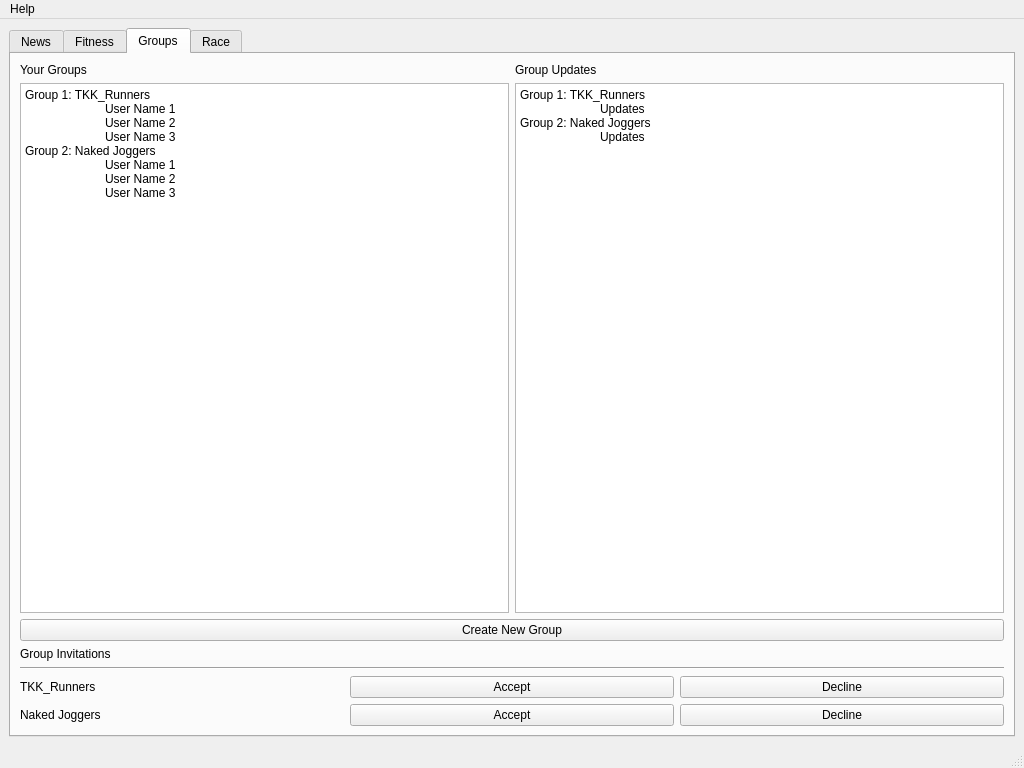
Qt form GUI/mainwindow.ui (jpvanhal/Social-Sports) before a commit.
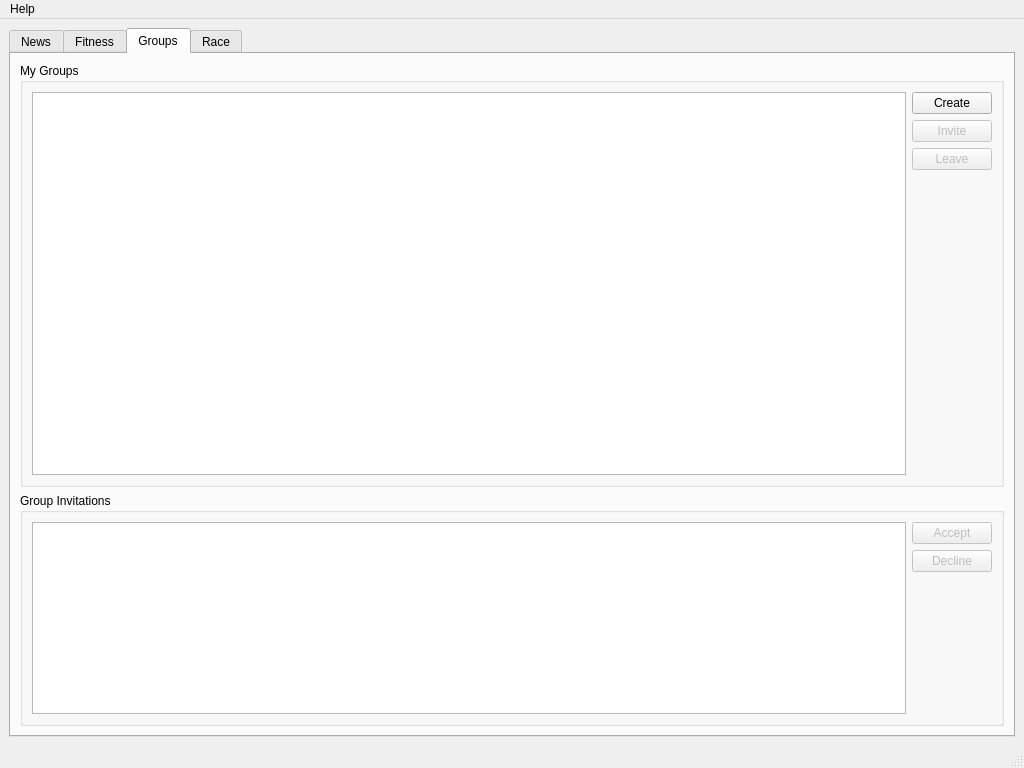
The same form after that commit. The open tabs and pages were chosen to show the change. Icons and pictures are not drawn.

Commit message: Refined groups tab, create group and invite people to group are still left to do... Also made the group/person selection in fitness tab a tree widget.

The edit to the form file:
```diff
--- a/GUI/mainwindow.ui
+++ b/GUI/mainwindow.ui
@@ -480,125 +480,134 @@
        <attribute name="title">
         <string>Groups</string>
        </attribute>
-       <layout class="QVBoxLayout" name="verticalLayout_9">
+       <layout class="QVBoxLayout" name="verticalLayout_15">
         <item>
-         <layout class="QHBoxLayout" name="horizontalLayout_2">
-          <item>
-           <layout class="QVBoxLayout" name="verticalLayout_7">
-            <item>
-             <widget class="QLabel" name="label_4">
-              <property name="text">
-               <string>Your Groups</string>
-              </property>
-             </widget>
-            </item>
-            <item>
-             <widget class="QPlainTextEdit" name="plainTextEdit_2">
-              <property name="plainText">
-               <string>Group 1: TKK_Runners
-	User Name 1
-	User Name 2
-	User Name 3
-Group 2: Naked Joggers
-	User Name 1
-	User Name 2
-	User Name 3
-		</string>
-              </property>
-             </widget>
-            </item>
-           </layout>
+         <widget class="QGroupBox" name="groupBox_2">
+          <property name="sizePolicy">
+           <sizepolicy hsizetype="Preferred" vsizetype="Expanding">
+            <horstretch>0</horstretch>
+            <verstretch>0</verstretch>
+           </sizepolicy>
+          </property>
+          <property name="title">
+           <string>My Groups</string>
+          </property>
+          <layout class="QHBoxLayout" name="horizontalLayout_9">
+           <item>
+            <widget class="QTreeWidget" name="treeWidgetGroups">
+             <attribute name="headerVisible">
+              <bool>false</bool>
+             </attribute>
+            </widget>
           </item>
           <item>
            <layout class="QVBoxLayout" name="verticalLayout_8">
             <item>
-             <widget class="QLabel" name="label_5">
+              <widget class="QPushButton" name="btnCreateGroup">
               <property name="text">
-               <string>Group Updates</string>
+                <string>Create</string>
               </property>
              </widget>
             </item>
             <item>
-             <widget class="QPlainTextEdit" name="plainTextEdit">
-              <property name="plainText">
-               <string>Group 1: TKK_Runners
-	Updates
-Group 2: Naked Joggers
-	Updates
-</string>
-              </property>
-             </widget>
-            </item>
-           </layout>
-          </item>
-         </layout>
-        </item>
+              <widget class="QPushButton" name="btnInviteToGroup">
+               <property name="enabled">
+                <bool>false</bool>
+               </property>
+               <property name="text">
+                <string>Invite</string>
+               </property>
+              </widget>
+             </item>
         <item>
-         <widget class="QPushButton" name="pushButton_5">
+              <widget class="QPushButton" name="btnLeaveGroup">
+               <property name="enabled">
+                <bool>false</bool>
+               </property>
           <property name="text">
-           <string>Create New Group</string>
+                <string>Leave</string>
           </property>
          </widget>
         </item>
         <item>
-         <widget class="QLabel" name="label_3">
-          <property name="text">
+              <spacer name="verticalSpacer_4">
+               <property name="orientation">
+                <enum>Qt::Vertical</enum>
+               </property>
+               <property name="sizeHint" stdset="0">
+                <size>
+                 <width>20</width>
+                 <height>40</height>
+                </size>
+               </property>
+              </spacer>
+             </item>
+            </layout>
+           </item>
+          </layout>
+         </widget>
+        </item>
+        <item>
+         <widget class="QGroupBox" name="groupBox_3">
+          <property name="sizePolicy">
+           <sizepolicy hsizetype="Preferred" vsizetype="Fixed">
+            <horstretch>0</horstretch>
+            <verstretch>0</verstretch>
+           </sizepolicy>
+          </property>
+          <property name="title">
            <string>Group Invitations</string>
           </property>
+          <layout class="QHBoxLayout" name="horizontalLayout_10">
+           <item>
+            <widget class="QListView" name="listViewInvitations">
+             <property name="sizePolicy">
+              <sizepolicy hsizetype="Expanding" vsizetype="Preferred">
+               <horstretch>0</horstretch>
+               <verstretch>0</verstretch>
+              </sizepolicy>
+             </property>
          </widget>
         </item>
         <item>
-         <widget class="Line" name="line">
+            <layout class="QVBoxLayout" name="verticalLayout_9">
+             <item>
+              <widget class="QPushButton" name="btnAcceptInvitation">
+               <property name="enabled">
+                <bool>false</bool>
+               </property>
+               <property name="text">
+                <string>Accept</string>
+               </property>
+              </widget>
+             </item>
+             <item>
+              <widget class="QPushButton" name="btnDeclineInvitation">
+               <property name="enabled">
+                <bool>false</bool>
+               </property>
+               <property name="text">
+                <string>Decline</string>
+               </property>
+              </widget>
+             </item>
+             <item>
+              <spacer name="verticalSpacer_2">
           <property name="orientation">
-           <enum>Qt::Horizontal</enum>
-          </property>
-         </widget>
-        </item>
-        <item>
-         <layout class="QGridLayout" name="gridLayout_2">
-          <item row="0" column="1">
-           <widget class="QPushButton" name="pushButton">
-            <property name="text">
-             <string>Accept</string>
-            </property>
-           </widget>
-          </item>
-          <item row="0" column="2">
-           <widget class="QPushButton" name="pushButton_3">
-            <property name="text">
-             <string>Decline</string>
-            </property>
-           </widget>
-          </item>
-          <item row="1" column="2">
-           <widget class="QPushButton" name="pushButton_2">
-            <property name="text">
-             <string>Decline</string>
-            </property>
-           </widget>
-          </item>
-          <item row="0" column="0">
-           <widget class="QLabel" name="label">
-            <property name="text">
-             <string>TKK_Runners</string>
-            </property>
-           </widget>
-          </item>
-          <item row="1" column="0">
-           <widget class="QLabel" name="label_2">
-            <property name="text">
-             <string>Naked Joggers</string>
-            </property>
-           </widget>
-          </item>
-          <item row="1" column="1">
-           <widget class="QPushButton" name="pushButton_4">
-            <property name="text">
-             <string>Accept</string>
-            </property>
-           </widget>
-          </item>
-         </layout>
+                <enum>Qt::Vertical</enum>
+               </property>
+               <property name="sizeHint" stdset="0">
+                <size>
+                 <width>20</width>
+                 <height>40</height>
+                </size>
+               </property>
+              </spacer>
+             </item>
+            </layout>
+           </item>
+          </layout>
+         </widget>
         </item>
        </layout>
       </widget>
```
Left out of the diff: 14 changed lines with no effect on the pictures. Lines whose indentation alone changed are shown as unchanged. The commit also changes 2 other files.
